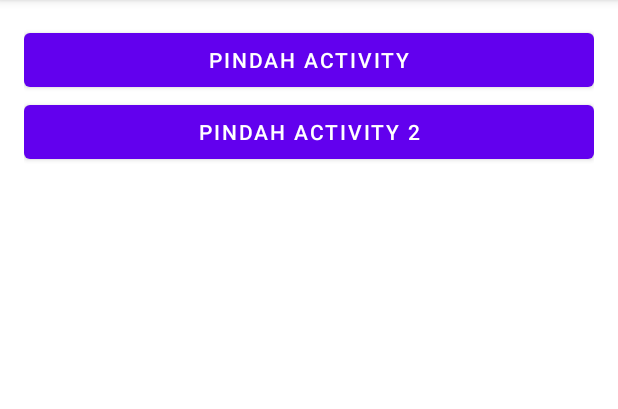
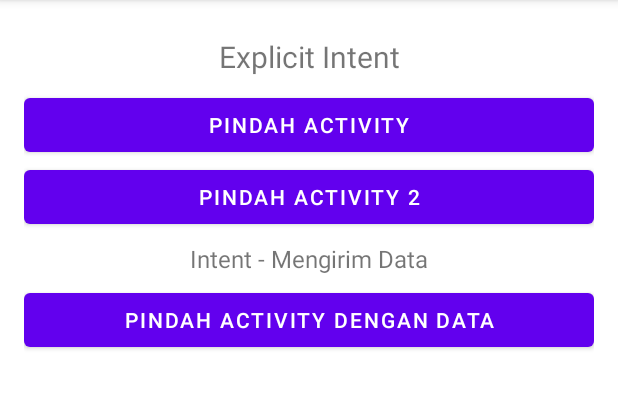
Before and after one commit to rapelista/android-intent-dicoding, an Android app: the screen it shows after launch (MainActivity), on a phone screen of 412 x 824 dp, the part 84-493 px from its top. Run offline under Robolectric (Android 15) with nearby library versions, the phone set to English and light mode, and no system bars.

Commit message:
explicit intent - send data: done

```diff
--- a/app/src/main/java/com/gvstang/myintentapp/MainActivity.kt
+++ b/app/src/main/java/com/gvstang/myintentapp/MainActivity.kt
@@ -11,10 +11,12 @@ class MainActivity : AppCompatActivity(), View.OnClickListener {
         super.onCreate(savedInstanceState)
         setContentView(R.layout.activity_main)
 
-        val btnMoveActivity: Button = findViewById<Button>(R.id.btn_move_activity)
-        val btnMoveActivity2: Button = findViewById<Button>(R.id.btn_move_activity2)
+        val btnMoveActivity: Button = findViewById(R.id.btn_move_activity)
+        val btnMoveActivity2: Button = findViewById(R.id.btn_move_activity2)
+        val btnMoveActivityData: Button = findViewById(R.id.btn_move_activity_data)
         btnMoveActivity.setOnClickListener(this)
         btnMoveActivity2.setOnClickListener(this)
+        btnMoveActivityData.setOnClickListener(this)
     }
 
     override fun onClick(v: View?) {
@@ -27,6 +29,12 @@ class MainActivity : AppCompatActivity(), View.OnClickListener {
                 val moveIntent = Intent(this@MainActivity, MoveActivity2::class.java)
                 startActivity(moveIntent)
             }
+            R.id.btn_move_activity_data -> {
+                val moveWithDataIntent = Intent(this@MainActivity, MoveWithDataActivity::class.java)
+                moveWithDataIntent.putExtra(MoveWithDataActivity.EXTRA_NAME, "Akmal")
+                moveWithDataIntent.putExtra(MoveWithDataActivity.EXTRA_AGE, 21)
+                startActivity(moveWithDataIntent)
+            }
         }
     }
 }
--- a/app/src/main/res/layout/activity_main.xml
+++ b/app/src/main/res/layout/activity_main.xml
@@ -1,12 +1,19 @@
 <?xml version="1.0" encoding="utf-8"?>
 <LinearLayout xmlns:android="http://schemas.android.com/apk/res/android"
-    xmlns:app="http://schemas.android.com/apk/res-auto"
     xmlns:tools="http://schemas.android.com/tools"
     android:layout_width="match_parent"
     android:layout_height="match_parent"
     android:orientation="vertical"
     android:padding="16dp"
     tools:context=".MainActivity">
+
+    <TextView
+        android:layout_width="match_parent"
+        android:layout_height="wrap_content"
+        android:text="@string/explicit_intent"
+        android:gravity="center"
+        android:textSize="20sp"
+        android:layout_marginVertical="8dp" />
 
     <Button
         android:id="@+id/btn_move_activity"
@@ -20,4 +27,19 @@
         android:layout_height="wrap_content"
         android:text="@string/move_activity2" />
 
+    <TextView
+        android:layout_width="match_parent"
+        android:layout_height="wrap_content"
+        android:text="@string/intent_mengirim_data"
+        android:gravity="center"
+        android:textSize="16sp"
+        android:layout_marginVertical="6dp" />
+
+
+    <Button
+        android:id="@+id/btn_move_activity_data"
+        android:layout_width="match_parent"
+        android:layout_height="wrap_content"
+        android:text="@string/move_with_data" />
+
 </LinearLayout>
--- a/app/src/main/res/values/strings.xml
+++ b/app/src/main/res/values/strings.xml
@@ -17,4 +17,6 @@
     <string name="object_received">Object Diterima</string>
     <string name="this_is_moveactivity">Ini MoveActivity</string>
     <string name="this_is_moveactivity2">Ini MoveActivity 2</string>
+    <string name="explicit_intent">Explicit Intent</string>
+    <string name="intent_mengirim_data">Intent - Mengirim Data</string>
 </resources>
```
Also changed, not shown: app/src/main/AndroidManifest.xml (+7 -0 lines), app/src/main/java/com/gvstang/myintentapp/MoveWithDataActivity.kt (added, +26 -0 lines), app/src/main/res/layout/activity_move_with_data.xml (added, +15 -0 lines).
